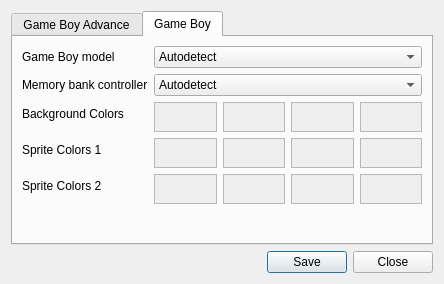
Qt form Libretro/mgba/src/platform/qt/OverrideView.ui (kiddreads/Avalon-copy2) before a commit.
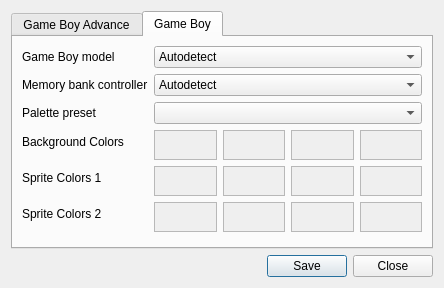
The same form after that commit. The open tabs and pages were chosen to show the change.

Commit message: GB: Presets for Game Boy palettes

The edit to the form file:
```diff
--- a/Libretro/mgba/src/platform/qt/OverrideView.ui
+++ b/Libretro/mgba/src/platform/qt/OverrideView.ui
@@ -7,7 +7,7 @@
     <x>0</x>
     <y>0</y>
     <width>444</width>
-    <height>284</height>
+    <height>288</height>
    </rect>
   </property>
   <property name="sizePolicy">
@@ -249,14 +249,14 @@
          </item>
         </widget>
        </item>
-       <item row="2" column="0">
+       <item row="3" column="0">
         <widget class="QLabel" name="label_5">
          <property name="text">
           <string>Background Colors</string>
          </property>
         </widget>
        </item>
-       <item row="2" column="1">
+       <item row="3" column="1">
         <layout class="QHBoxLayout" name="horizontalLayout">
          <item>
           <widget class="QFrame" name="color0">
@@ -336,21 +336,21 @@
          </item>
         </layout>
        </item>
-       <item row="3" column="0">
+       <item row="4" column="0">
         <widget class="QLabel" name="label_6">
          <property name="text">
           <string>Sprite Colors 1</string>
          </property>
         </widget>
        </item>
-       <item row="4" column="0">
+       <item row="5" column="0">
         <widget class="QLabel" name="label_7">
          <property name="text">
           <string>Sprite Colors 2</string>
          </property>
         </widget>
        </item>
-       <item row="3" column="1">
+       <item row="4" column="1">
         <layout class="QHBoxLayout" name="horizontalLayout_3">
          <item>
           <widget class="QFrame" name="color4">
@@ -430,7 +430,7 @@
          </item>
         </layout>
        </item>
-       <item row="4" column="1">
+       <item row="5" column="1">
         <layout class="QHBoxLayout" name="horizontalLayout_4">
          <item>
           <widget class="QFrame" name="color8">
@@ -510,6 +510,16 @@
          </item>
         </layout>
        </item>
+       <item row="2" column="1">
+        <widget class="QComboBox" name="colorPreset"/>
+       </item>
+       <item row="2" column="0">
+        <widget class="QLabel" name="label_15">
+         <property name="text">
+          <string>Palette preset</string>
+         </property>
+        </widget>
+       </item>
       </layout>
      </widget>
     </widget>
```
The commit also changes 7 other files.
